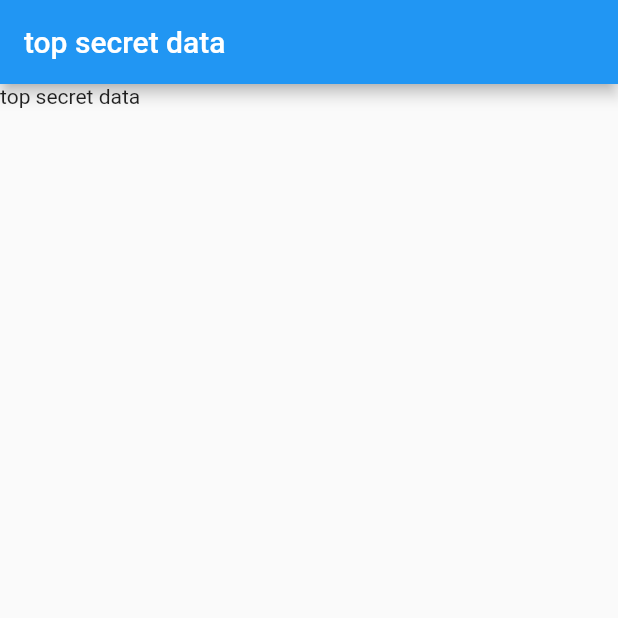
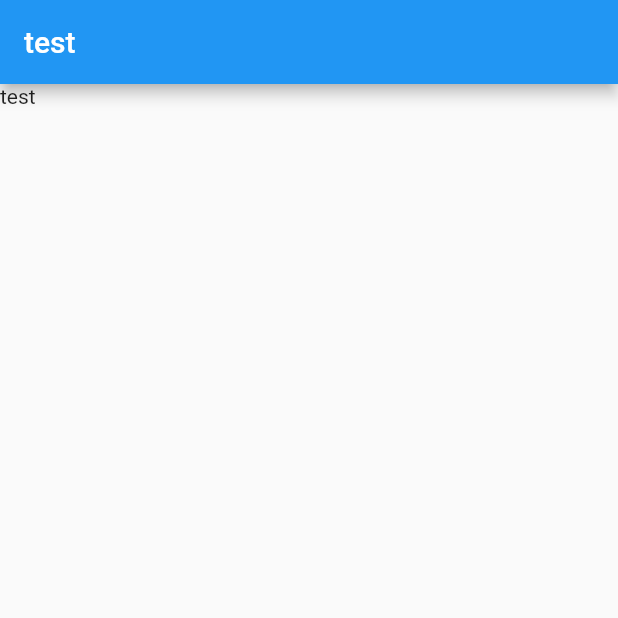
Before and after one commit to oalshokri/state_demo, a Flutter app: the screen it shows after launch, on a phone screen of 412 x 824 dp, the top half of it. Run offline on Flutter 3.47's test engine with Material 2 defaults, Android fonts, the phone set to English and light mode, and no system bars.

Commit message:
provider string

```diff
--- a/lib/main.dart
+++ b/lib/main.dart
@@ -1,51 +1,49 @@
 import 'package:flutter/material.dart';
+import 'package:provider/provider.dart';
 
 void main() => runApp(MyApp());
 
 class MyApp extends StatelessWidget {
-  final String data = 'top secret data';
+  final String data = 'test';
   @override
   Widget build(BuildContext context) {
-    return MaterialApp(
-      home: Scaffold(
-        appBar: AppBar(
-          title: Text(data),
+    return Provider<String>(
+      create: (BuildContext context) => data,
+      child: MaterialApp(
+        home: Scaffold(
+          appBar: AppBar(
+            title: Text(data),
+          ),
+          body: Level1(),
         ),
-        body: Level1(data),
       ),
     );
   }
 }
 
 class Level1 extends StatelessWidget {
-  String data;
-  Level1(this.data);
   @override
   Widget build(BuildContext context) {
     return Container(
-      child: Level2(data),
+      child: Level2(),
     );
   }
 }
 
 class Level2 extends StatelessWidget {
-  String data;
-  Level2(this.data);
   @override
   Widget build(BuildContext context) {
     return Column(
       children: [
-        Level3(data),
+        Level3(),
       ],
     );
   }
 }
 
 class Level3 extends StatelessWidget {
-  String data;
-  Level3(this.data);
   @override
   Widget build(BuildContext context) {
-    return Text(data);
+    return Text(Provider.of<String>(context));
   }
 }
--- a/pubspec.yaml
+++ b/pubspec.yaml
@@ -35,6 +35,7 @@ dependencies:
   # The following adds the Cupertino Icons font to your application.
   # Use with the CupertinoIcons class for iOS style icons.
   cupertino_icons: ^1.0.2
+  provider:
 
 dev_dependencies:
   flutter_test:
```
Also changed, not shown: pubspec.lock.
